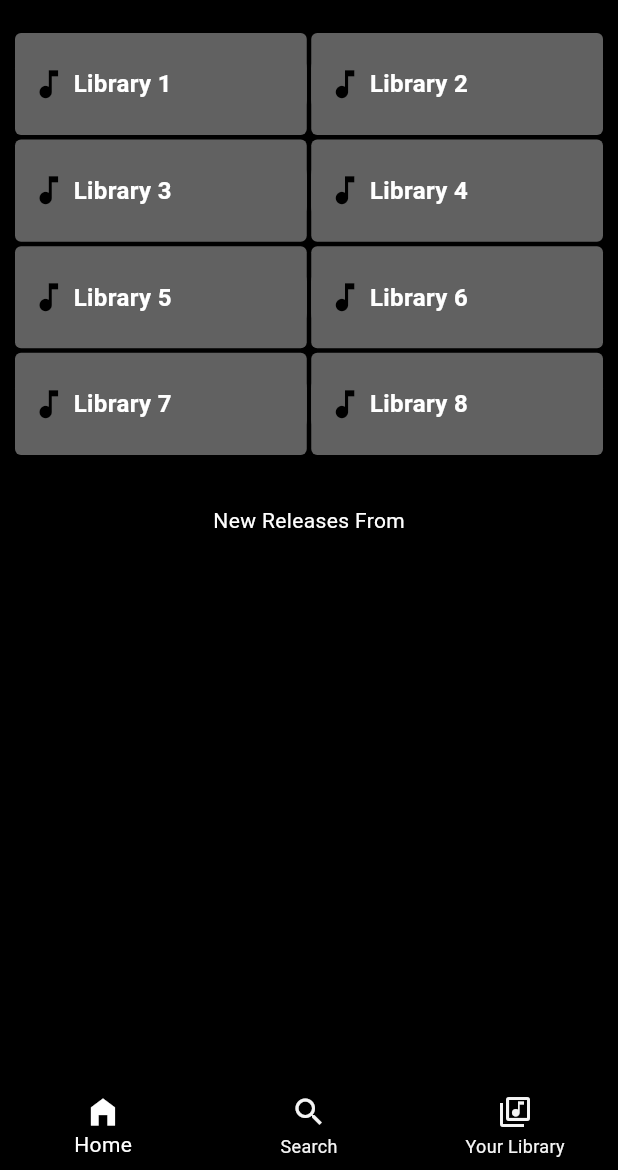
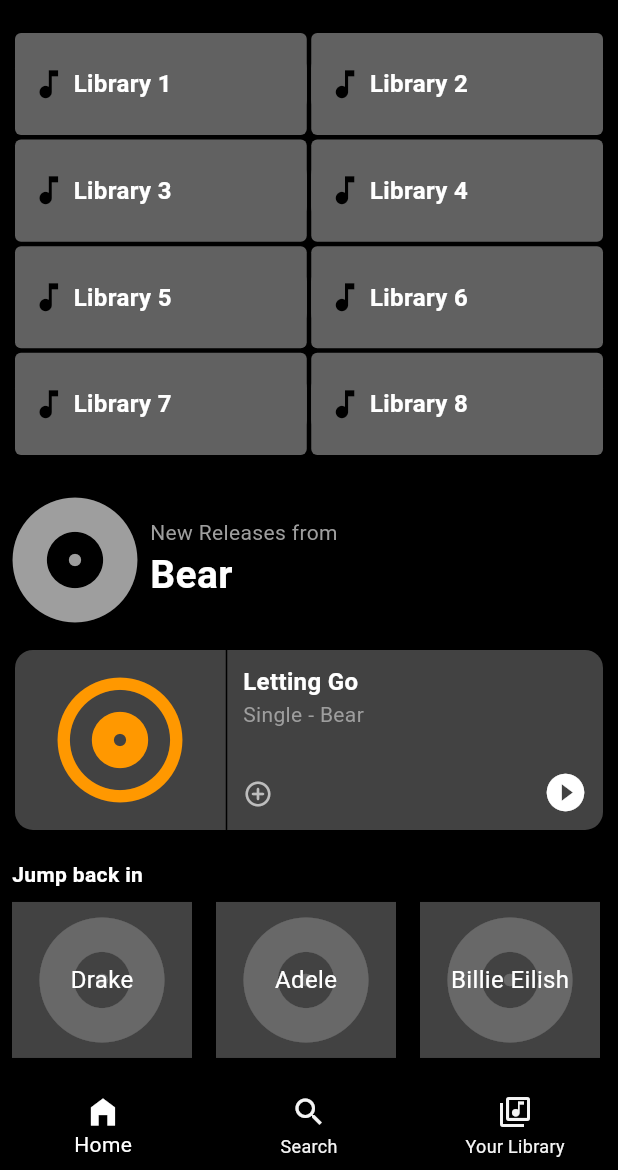
Before and after one commit to Smt52/final_project, a Flutter app: the screen it shows after launch, on a phone screen of 412 x 824 dp, the part 66-1236 px from its top. Run offline on Flutter 3.47's test engine with Material 3 defaults, Android fonts, the phone set to English and light mode, and no system bars.

Commit message:
Dummy Data added. AllTab implementation completed.

```diff
--- a/lib/main.dart
+++ b/lib/main.dart
@@ -1,5 +1,6 @@
 import 'package:final_project/pages/home_page/home_page.dart';
 import 'package:flutter/material.dart';
+import 'package:flutter/services.dart';
 
 void main() {
   runApp(const MyApp());
@@ -11,6 +12,10 @@ class MyApp extends StatelessWidget {
   // This widget is the root of your application.
   @override
   Widget build(BuildContext context) {
+    SystemChrome.setPreferredOrientations([
+      DeviceOrientation.portraitUp,
+      DeviceOrientation.portraitDown,
+    ]);
     return const MaterialApp(
         debugShowCheckedModeBanner: false,
       home: HomePage(),
--- /dev/null
+++ b/lib/pages/home_page/AllTab/Widgets/horizontal_grid.dart
@@ -0,0 +1,76 @@
+import 'package:flutter/material.dart';
+
+class HorizontalScrollGrid extends StatelessWidget {
+  final List<String> cardTitles;
+  final String title;
+  final IconData icon;
+
+  HorizontalScrollGrid({required this.cardTitles, required this.title,required this.icon});
+
+  @override
+  Widget build(BuildContext context) {
+    return Scaffold(
+      backgroundColor: Colors.black,
+      body: SingleChildScrollView(
+        child: Column(
+          children: [
+            Padding(
+              padding: const EdgeInsets.fromLTRB(8,0, 0, 0),
+            child:  Row(
+              crossAxisAlignment: CrossAxisAlignment.center,
+              mainAxisAlignment: MainAxisAlignment.start,
+              children: [
+                Text(
+                  title,
+                  style: const TextStyle(
+                    color: Colors.white,
+                    fontSize: 14,
+                    fontWeight: FontWeight.bold,
+                  ),
+                ),
+              ],
+            ),
+            ),
+            SizedBox(
+              height: 120,
+              child: ListView.builder(
+                scrollDirection: Axis.horizontal,
+                itemCount: cardTitles.length,
+                itemBuilder: (context,index){
+                  return Container(
+                    margin: const EdgeInsets.all(8),
+                    width: 120,
+                    height: 140,
+                    decoration: BoxDecoration(
+                      color: Colors.grey.shade800,
+                    ),
+                    child: Center(
+                      child: Stack(
+                        alignment: Alignment.center,
+                        children: [
+                          Icon(
+                            icon,
+                            color: Colors.white.withOpacity(0.2),
+                            size: 100,
+                          ),
+                          Text(
+                            cardTitles[index],
+                            style: const TextStyle(
+                              color: Colors.white,
+                              fontWeight: FontWeight.normal,
+                              fontSize: 16,
+                            ),
+                          ),
+                        ],
+                      )
+                    ),
+                  );
+                },
+              ),
+            ),
+          ],
+        ),
+      ),
+    );
+  }
+}
--- /dev/null
+++ b/lib/pages/home_page/AllTab/Widgets/library_grid.dart
@@ -0,0 +1,79 @@
+import 'package:flutter/material.dart';
+
+
+class LibraryGrid extends StatelessWidget {
+  final List<String> libraries = [
+    "Library 1",
+    "Library 2",
+    "Library 3",
+    "Library 4",
+    "Library 5",
+    "Library 6",
+    "Library 7",
+    "Library 8",
+    "Library 9",
+    "Library 10",
+    "Library 11",
+    "Library 12",
+  ];
+
+  @override
+  Widget build(BuildContext context) {
+    return GridView.builder(
+      shrinkWrap: true,
+      physics: const NeverScrollableScrollPhysics(),
+      gridDelegate: const SliverGridDelegateWithFixedCrossAxisCount(
+        crossAxisCount: 2,
+        childAspectRatio: 2/0.7,
+        mainAxisSpacing: 3,
+        crossAxisSpacing: 3,
+      ),
+      itemCount: libraries.length > 8 ? 8 : libraries.length,
+      padding: const EdgeInsets.all(10),
+      itemBuilder: (context, index) {
+        return Container(
+          decoration: BoxDecoration(
+            color: Colors.grey.shade700,
+            borderRadius: BorderRadius.circular(4),
+          ),
+          child: Center(
+            child:InkWell(
+              onTap: (){
+                print("Card ${libraries[index]} pressed");
+              },
+              borderRadius: BorderRadius.circular(8),
+              splashColor: Colors.white.withOpacity(0.2),
+              child: Card(
+                elevation: 0,
+                margin: EdgeInsets.zero,
+                color: Colors.grey.shade700,
+                child: Padding(
+                  padding: const EdgeInsets.all(10),
+                  child: Row(
+                    children: [
+                      const Icon(
+                        Icons.music_note,
+                        size: 25,
+                        color: Colors.black,
+                      ),
+                      const SizedBox(
+                        width: 4,
+                      ),
+                      Text(
+                        libraries[index],
+                        style: const TextStyle(
+                            fontSize: 16,
+                            fontWeight: FontWeight.bold,
+                            color: Colors.white),
+                      )
+                    ],
+                  ),
+                ),
+              ),
+            ),
+          ),
+        );
+      },
+    );
+  }
+}
--- /dev/null
+++ b/lib/pages/home_page/AllTab/Widgets/new_release_row.dart
@@ -0,0 +1,139 @@
+import 'dart:math';
+
+import 'package:flutter/material.dart';
+
+
+class NewReleaseRow extends StatelessWidget
+{
+  final Map<String,String> newReleases = {
+    "Bear" : "Letting Go",
+    "Singer" : "Song 1",
+    "Singer1":"Song 2",
+    "Singer2":"Song 3",
+    "Singer3":"Song 4",
+  };
+
+  @override
+  Widget build(BuildContext context) {
+    List<String> keys = newReleases.keys.toList();
+    Random random = Random();
+    String randomKey = keys[random.nextInt(keys.length)];
+
+    return Column(
+      children: [
+        Column(
+          crossAxisAlignment: CrossAxisAlignment.start,
+            children: [
+              Row(
+                children: [
+                  const Icon(
+                    Icons.album_rounded,
+                    size: 100,
+                    color: Colors.grey,
+                  ),
+                  Column(
+                    crossAxisAlignment: CrossAxisAlignment.start,
+                    children: [
+                      const Text(
+                        "New Releases from",
+                        style: TextStyle(
+                            fontSize: 14,
+                            fontWeight: FontWeight.normal,
+                            color: Colors.grey
+                        ),
+                      ),
+                      Text(
+                        randomKey,
+                        style: const TextStyle(
+                          fontSize: 26,
+                          fontWeight: FontWeight.bold,
+                          color: Colors.white,
+                        ),
+                      ),
+                    ],
+                  ),
+                ],
+              )
+            ],
+          ),
+        Container(
+          margin: const EdgeInsets.all(10),
+          width: double.maxFinite,
+          height: 120,
+          decoration: BoxDecoration(
+            color: Colors.grey.shade800,
+            borderRadius: BorderRadius.circular(12),
+            boxShadow: const [BoxShadow(blurRadius: 5, color: Colors.black45)],
+          ),
+          child:Row(
+            children: [
+             const  Padding(
+                padding: EdgeInsets.fromLTRB(20,10,20,20),
+                child: Icon(
+                  Icons.album_outlined,
+                  color: Colors.orange,
+                  size: 100,
+                ),
+              ),
+              const VerticalDivider(
+                color: Colors.black,
+                thickness: 1,
+                width: 2,
+              ),
+              Expanded(
+                child:Stack(
+                  children: [
+                    Positioned(
+                      top: 10,
+                      left: 10,
+                      child: Column(
+                        crossAxisAlignment: CrossAxisAlignment.start,
+                        children: [
+                          Text(
+                            newReleases[randomKey]!,
+                            style: const TextStyle(
+                              fontSize: 16,
+                              fontWeight: FontWeight.bold,
+                              color: Colors.white,
+                            ),
+                          ),
+                          Text(
+                            "Single - $randomKey",
+                            style: const TextStyle(
+                              fontSize: 14,
+                              fontWeight: FontWeight.normal,
+                              color: Colors.grey,
+                            ),
+                          )
+                        ],
+                      )
+
+                    ),
+                    Positioned(
+                      bottom: 14,
+                      left: 10,
+                      child: Icon(
+                        Icons.add_circle_outline_rounded,
+                        color: Colors.grey.shade400,
+                        size: 20,
+                      ),
+                    ),
+                    const Positioned(
+                      bottom: 10,
+                      right: 10,
+                      child: Icon(
+                        Icons.play_circle_fill,
+                        color: Colors.white,
+                        size: 30,
+                      ),
+                    ),
+                  ],
+                ),
+              )
+            ],
+          )
+        ),
+      ],
+    );
+  }
+}
--- a/lib/pages/home_page/AllTab/alltab.dart
+++ b/lib/pages/home_page/AllTab/alltab.dart
@@ -1,4 +1,8 @@
+import 'package:final_project/pages/home_page/AllTab/Widgets/new_release_row.dart';
 import 'package:flutter/material.dart';
+
+import 'Widgets/horizontal_grid.dart';
+import 'Widgets/library_grid.dart';
 
 class AllTab extends StatefulWidget {
   const AllTab({super.key});
@@ -8,6 +12,30 @@ class AllTab extends StatefulWidget {
 }
 
 class _AllTabState extends State<AllTab> {
+ final List<String> _artists = [
+    "Drake",
+    "Adele",
+    "Billie Eilish",
+    "Ed Sheeran",
+    "Olivia Rodrigo",
+    "Doja Cat",
+    "The Weeknd",
+    "Travis Scott",
+    "BTS",
+    "Kanye West",
+  ];
+ final List<String> _userLibraries = [
+   'Klasik Rock Playlisti',
+   '80\'ler Hit Şarkılar',
+   'Jazz & Blues Seçkisi',
+   'Akustik Dinlendirici',
+   'Çalışma Müzikleri',
+   'Favori Şarkılarım',
+   'Türkçe Rap',
+   'Indie Müzik Koleksiyonu',
+   'Yaz Akşamı Playlisti',
+   'Farklı Ritimler'
+ ];
   @override
   Widget build(BuildContext context) {
     return Scaffold(
@@ -17,16 +45,25 @@ class _AllTabState extends State<AllTab> {
           children: [
             LibraryGrid(),
             const SizedBox(
-              height: 16,
+              height: 10,
             ),
-            const Padding(
-              padding: EdgeInsets.all(8),
-              child: Text(
-                "New Releases From",
-                style: TextStyle(
-                  color:Colors.white,
-                ),
-              ),
+              NewReleaseRow(),
+            const SizedBox(
+              height: 10,
+            ),
+            SizedBox(
+              height: 140,
+              child:  HorizontalScrollGrid(title:"Jump back in",cardTitles: _artists,icon: Icons.album_rounded,),
+            ),
+            const SizedBox(
+              height: 10,
+            ),
+            SizedBox(
+              height: 140,
+                child: HorizontalScrollGrid(cardTitles: _userLibraries, title: "Recents", icon: Icons.library_music),
+            ),
+            const SizedBox(
+              height: 10,
             )
           ],
         ),
@@ -34,80 +71,3 @@ class _AllTabState extends State<AllTab> {
     );
   }
 }
-
-class LibraryGrid extends StatelessWidget {
-  final List<String> libraries = [
-    "Library 1",
-    "Library 2",
-    "Library 3",
-    "Library 4",
-    "Library 5",
-    "Library 6",
-    "Library 7",
-    "Library 8",
-    "Library 9",
-    "Library 10",
-    "Library 11",
-    "Library 12",
-  ];
-
-  @override
-  Widget build(BuildContext context) {
-    return GridView.builder(
-      shrinkWrap: true,
-      physics: const NeverScrollableScrollPhysics(),
-      gridDelegate: const SliverGridDelegateWithFixedCrossAxisCount(
-        crossAxisCount: 2,
-        childAspectRatio: 2/0.7,
-        mainAxisSpacing: 3,
-        crossAxisSpacing: 3,
-      ),
-      itemCount: libraries.length > 8 ? 8 : libraries.length,
-      padding: const EdgeInsets.all(10),
-      itemBuilder: (context, index) {
-        return Container(
-          decoration: BoxDecoration(
-            color: Colors.grey.shade700,
-            borderRadius: BorderRadius.circular(4),
-          ),
-          child: Center(
-            child:InkWell(
-              onTap: (){
-                print("Card ${libraries[index]} pressed");
-              },
-              borderRadius: BorderRadius.circular(8),
-              splashColor: Colors.white.withOpacity(0.2),
-              child: Card(
-                elevation: 0,
-                margin: EdgeInsets.zero,
-                color: Colors.grey.shade700,
-                child: Padding(
-                  padding: const EdgeInsets.all(10),
-                  child: Row(
-                    children: [
-                      const Icon(
-                        Icons.music_note,
-                        size: 25,
-                        color: Colors.black,
-                      ),
-                      const SizedBox(
-                        width: 4,
-                      ),
-                      Text(
-                        libraries[index],
-                        style: const TextStyle(
-                            fontSize: 16,
-                            fontWeight: FontWeight.bold,
-                            color: Colors.white),
-                      )
-                    ],
-                  ),
-                ),
-              ),
-            ),
-          ),
-        );
-      },
-    );
-  }
-}
--- a/lib/pages/home_page/MusicTab/music_tab.dart
+++ b/lib/pages/home_page/MusicTab/music_tab.dart
@@ -7,8 +7,12 @@ class MusicTab extends StatelessWidget
   @override
   Widget build(BuildContext context){
     return const Scaffold(
+      backgroundColor: Colors.black,
       body: Text(
         "Music tab works",
+        style: TextStyle(
+          color: Colors.white,
+        ),
       ),
     );
   }
--- a/lib/pages/home_page/PodcastTab/podcast_tab.dart
+++ b/lib/pages/home_page/PodcastTab/podcast_tab.dart
@@ -5,8 +5,12 @@ class PodcastTab extends StatelessWidget
   @override
   Widget build(BuildContext context) {
     return const Scaffold(
+      backgroundColor: Colors.black,
       body: Text(
-        "Podcast tab works"
+        "Podcast tab works",
+        style: TextStyle(
+          color: Colors.white,
+        ),
       ),
     );
   }
```
Also changed, not shown: 1 other file.
